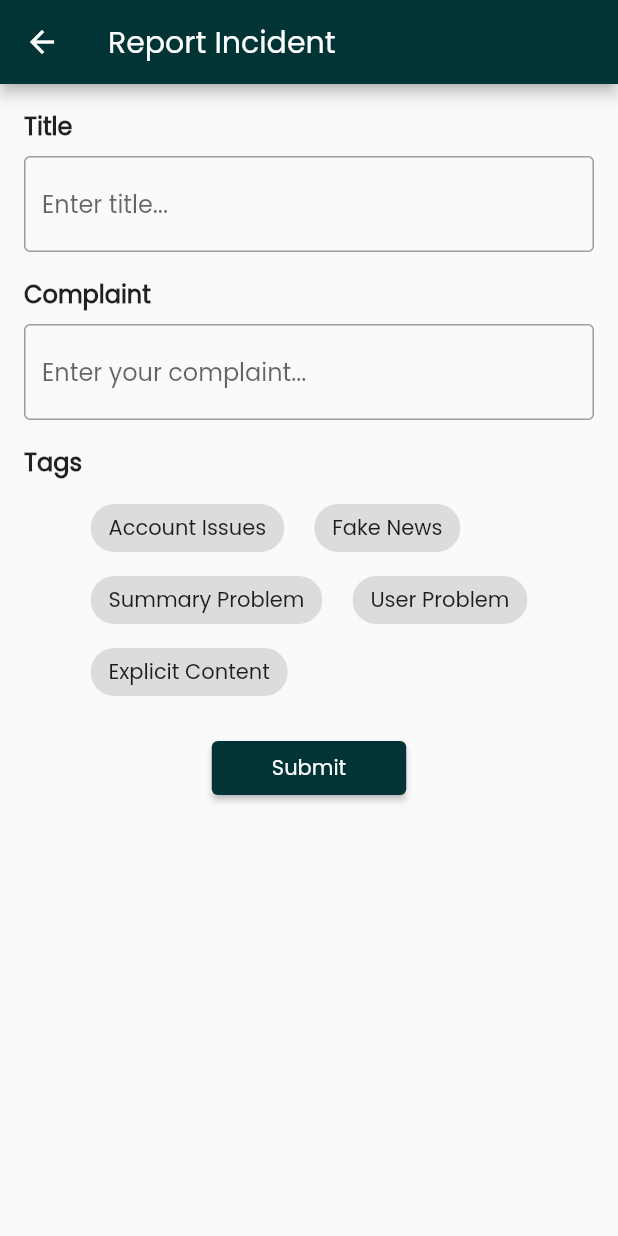
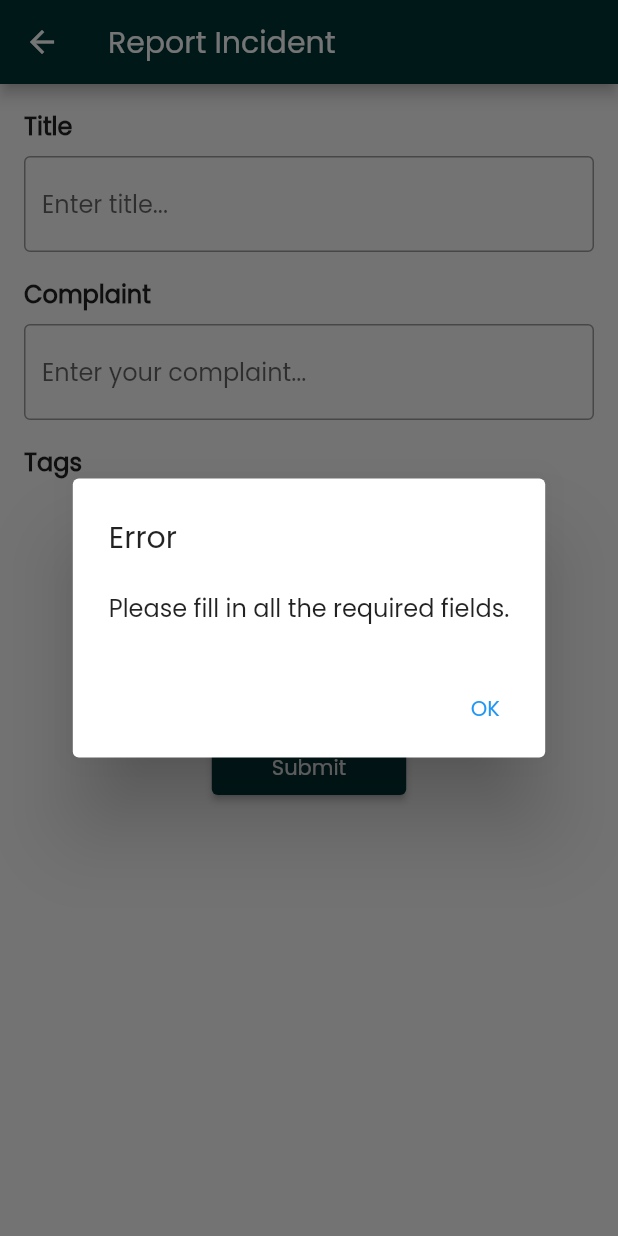
Before and after one commit to Dhruvch1244/grievance-detection-app, a Flutter app: the ReportIncidentScreen screen opened by its route, after a tap on "Submit", on a phone screen of 412 x 824 dp. Run offline on Flutter 3.47's test engine with Material 2 defaults, Android fonts, the phone set to English and light mode, and no system bars; our stand-ins replace cloud_firestore, firebase_core, shared_preferences, sqflite; accounts and stored records are empty; generated files the repository leaves out were written again.

Commit message:
Added Backend for Report

```diff
--- a/lib/Report.dart
+++ b/lib/Report.dart
@@ -1,4 +1,5 @@
 import 'package:flutter/material.dart';
+import 'package:cloud_firestore/cloud_firestore.dart';
 
 class ReportIncidentScreen extends StatefulWidget {
   @override
@@ -10,14 +11,21 @@ class _ReportIncidentScreenState extends State<ReportIncidentScreen> {
   String complaint = '';
   String selectedTag = '';
 
-  List<String> tags = ['Account Issues', 'Fake News', 'Summary Problem', 'User Problem', 'Explicit Content'];
+  List<String> tags = [
+    'Account Issues',
+    'Fake News',
+    'Summary Problem',
+    'User Problem',
+    'Explicit Content'
+  ];
+
+  final FirebaseFirestore _firestore = FirebaseFirestore.instance;
 
   @override
   Widget build(BuildContext context) {
     return Scaffold(
       appBar: AppBar(
         title: const Text('Report Incident'),
-
         backgroundColor: const Color(0xFF023436),
       ),
       body: Padding(
@@ -66,7 +74,7 @@ class _ReportIncidentScreenState extends State<ReportIncidentScreen> {
             const SizedBox(height: 8.0),
             Center(
               child: Wrap(
-              spacing:20.0,
+                spacing: 20.0,
                 children: tags.map((tag) {
                   return ChoiceChip(
                     label: Text(tag),
@@ -81,24 +89,93 @@ class _ReportIncidentScreenState extends State<ReportIncidentScreen> {
               ),
             ),
             const SizedBox(height: 16.0),
-
             Center(
               child: ElevatedButton(
                 onPressed: () {
-                  // Handle submit button action
+                  _submitReport();
                 },
                 style: ElevatedButton.styleFrom(
-                  foregroundColor: Colors.white, backgroundColor: const Color(0xFF023436), // Set text color to white
-                  padding: const EdgeInsets.symmetric(horizontal: 40.0), // Increase horizontal padding
+                  foregroundColor: Colors.white,
+                  backgroundColor: const Color(0xFF023436),
+                  padding: const EdgeInsets.symmetric(horizontal: 40.0),
                 ),
                 child: const Text('Submit'),
               ),
-            )
-
-
+            ),
           ],
         ),
       ),
     );
   }
+
+  void _submitReport() {
+    if (title.isNotEmpty && complaint.isNotEmpty && selectedTag.isNotEmpty) {
+      _firestore.collection('incidents').add({
+        'title': title,
+        'complaint': complaint,
+        'tag': selectedTag,
+        'timestamp': FieldValue.serverTimestamp(),
+      }).then((_) {
+        // Reset the form after successful submission
+        setState(() {
+          title = '';
+          complaint = '';
+          selectedTag = '';
+        });
+
+        showDialog(
+          context: context,
+          builder: (context) =>
+              AlertDialog(
+                title: const Text('Success'),
+                content: const Text('Incident report submitted successfully.'),
+                actions: [
+                  TextButton(
+                    onPressed: () {
+                      Navigator.pop(context);
+
+                    },
+                    child: const Text('OK'),
+                  ),
+                ],
+              ),
+        );
+      }).catchError((error) {
+        showDialog(
+          context: context,
+          builder: (context) =>
+              AlertDialog(
+                title: const Text('Error'),
+                content: Text(
+                    'An error occurred while submitting the report: $error'),
+                actions: [
+                  TextButton(
+                    onPressed: () {
+                      Navigator.pop(context);
+                    },
+                    child: const Text('OK'),
+                  ),
+                ],
+              ),
+        );
+      });
+    } else {
+      showDialog(
+        context: context,
+        builder: (context) =>
+            AlertDialog(
+              title: const Text('Error'),
+              content: const Text('Please fill in all the required fields.'),
+              actions: [
+                TextButton(
+                  onPressed: () {
+                    Navigator.pop(context);
+                  },
+                  child: const Text('OK'),
+                ),
+              ],
+            ),
+      );
     }
+  }
+}
```
Lines whose indentation alone changed are shown as unchanged.
